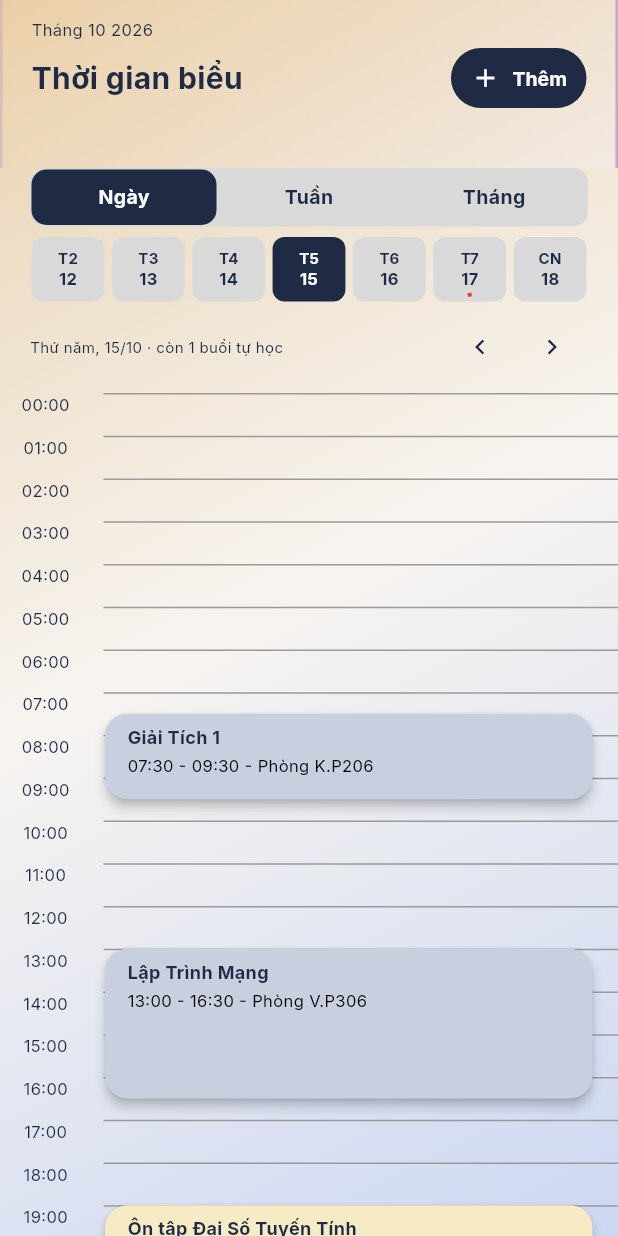
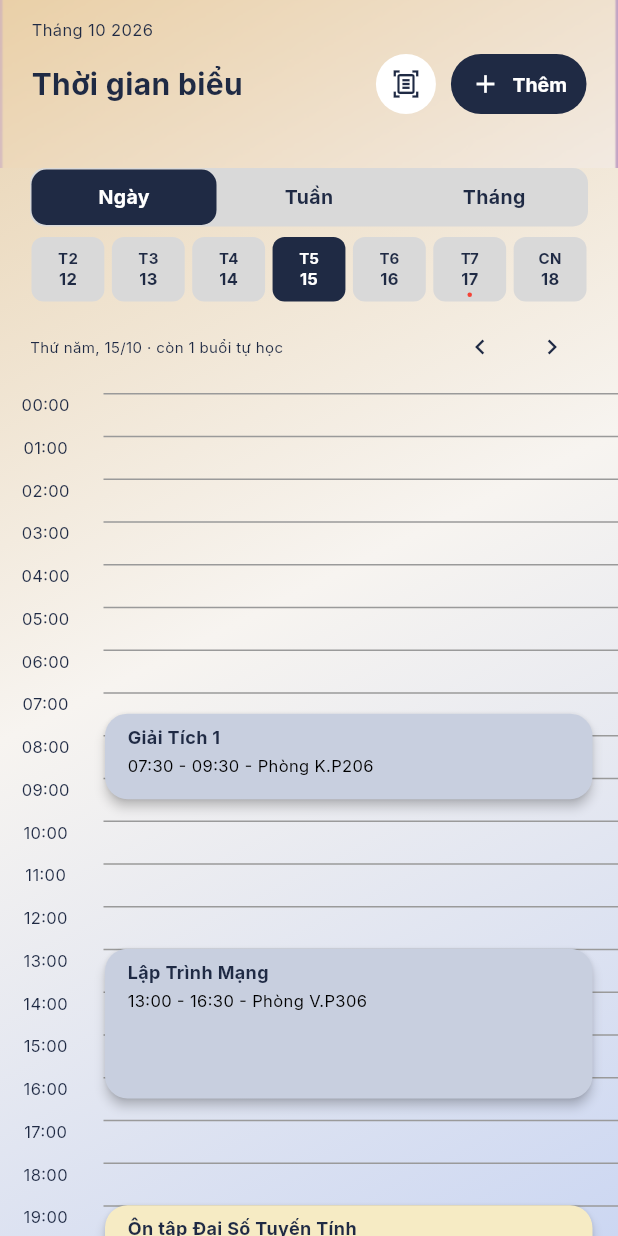
Before and after one commit to Rian-09/vstudy_app_vku, a Flutter app: the CalendarScreen widget shown alone on an empty page, opened directly, on a phone screen of 412 x 824 dp. Run offline on Flutter 3.47's test engine with Material 3 defaults, Android fonts, the phone set to English and light mode, and no system bars; our stand-ins replace connectivity_plus, drift, drift_flutter, flutter_local_notifications, flutter_riverpod, flutter_svg and 4 more; missing offline and left inert: google_mlkit_text_recognition, pdfx; accounts and stored records are empty; generated files the repository leaves out were written again.

Commit message:
feat(schedule): import timetable from OCR

```diff
--- a/lib/features/schedule/presentation/screens/calendar_screen.dart
+++ b/lib/features/schedule/presentation/screens/calendar_screen.dart
@@ -1,8 +1,12 @@
 import 'package:flutter/material.dart';
 import 'package:flutter_riverpod/flutter_riverpod.dart';
+import 'package:image_picker/image_picker.dart';
 
 import 'package:flutter_application_1/features/schedule/data/models/calendar_event.dart';
 import 'package:flutter_application_1/core/widgets/auth_widgets.dart';
+import 'package:flutter_application_1/features/ai_planner/data/datasources/mlkit_ocr_datasource.dart';
+import 'package:flutter_application_1/features/ai_planner/domain/entities/ocr_schedule_draft.dart';
+import 'package:flutter_application_1/features/ai_planner/domain/services/ocr_schedule_parser.dart';
 import 'package:flutter_application_1/features/schedule/presentation/providers/schedule_providers.dart';
 import 'package:flutter_application_1/features/schedule/presentation/widgets/calendar_widgets.dart';
 
@@ -61,6 +65,92 @@ class _CalendarScreenState extends ConsumerState<CalendarScreen> {
         .pushNamed<void>('/calendar/event-detail', arguments: event.id);
   }
 
+  Future<void> _scanTimetable() async {
+    final image = await ImagePicker().pickImage(source: ImageSource.gallery);
+    if (image == null || !mounted) return;
+    try {
+      final ocr = MlKitOcrDataSource();
+      final text = await ocr.recognizeFile(image.path);
+      await ocr.dispose();
+      if (!mounted) return;
+      final drafts = const OcrScheduleParser().parse(text);
+      if (drafts.isEmpty) {
+        _showMessage('Không tìm thấy dòng lịch có ngày và giờ rõ ràng.');
+        return;
+      }
+      final shouldSave = await _confirmOcrDrafts(drafts);
+      if (shouldSave != true || !mounted) return;
+      final controller = ref.read(scheduleControllerProvider.notifier);
+      for (var index = 0; index < drafts.length; index++) {
+        final draft = drafts[index];
+        await controller.add(_toCalendarEvent(draft, index));
+      }
+      if (mounted) _showMessage('Đã thêm ${drafts.length} lịch từ ảnh.');
+    } on UnsupportedError catch (error) {
+      if (mounted) _showMessage(error.message ?? 'OCR chưa hỗ trợ thiết bị này.');
+    } catch (error) {
+      if (mounted) _showMessage('Không thể đọc ảnh: $error');
+    }
+  }
+
+  Future<bool?> _confirmOcrDrafts(List<OcrScheduleDraft> drafts) {
+    return showDialog<bool>(
+      context: context,
+      builder: (context) => AlertDialog(
+        title: const Text('Xác nhận lịch từ ảnh'),
+        content: SizedBox(
+          width: 360,
+          child: ListView.builder(
+            shrinkWrap: true,
+            itemCount: drafts.length,
+            itemBuilder: (context, index) {
+              final draft = drafts[index];
+              return ListTile(
+                dense: true,
+                title: Text(draft.title),
+                subtitle: Text(
+                  '${_formatDateTime(draft.startsAt)} - ${_formatTime(draft.endsAt)}'
+                  '${draft.location.isEmpty ? '' : ' · ${draft.location}'}',
+                ),
+              );
+            },
+          ),
+        ),
+        actions: [
+          TextButton(onPressed: () => Navigator.pop(context, false), child: const Text('Hủy')),
+          FilledButton(onPressed: () => Navigator.pop(context, true), child: const Text('Thêm lịch')),
+        ],
+      ),
+    );
+  }
+
+  CalendarEvent _toCalendarEvent(OcrScheduleDraft draft, int index) => CalendarEvent(
+    id: 'ocr-${DateTime.now().microsecondsSinceEpoch}-$index',
+    title: draft.title,
+    subject: draft.subject,
+    type: CalendarEventType.classSession,
+    format: CalendarEventFormat.inClass,
+    date: DateTime(draft.startsAt.year, draft.startsAt.month, draft.startsAt.day),
+    startTime: TimeOfDay.fromDateTime(draft.startsAt),
+    endTime: TimeOfDay.fromDateTime(draft.endsAt),
+    location: draft.location,
+    note: draft.note,
+    repeat: 'Không lặp lại',
+    reminder: 'Không nhắc',
+    checklist: const [],
+  );
+
+  void _showMessage(String message) {
+    ScaffoldMessenger.of(context).showSnackBar(SnackBar(content: Text(message)));
+  }
+
+  String _formatDateTime(DateTime date) =>
+      '${date.day.toString().padLeft(2, '0')}/'
+      '${date.month.toString().padLeft(2, '0')} ${_formatTime(date)}';
+
+  String _formatTime(DateTime date) =>
+      '${date.hour.toString().padLeft(2, '0')}:${date.minute.toString().padLeft(2, '0')}';
+
   @override
   Widget build(BuildContext context) {
     final scheduleState = ref.watch(scheduleControllerProvider);
@@ -99,6 +189,7 @@ class _CalendarScreenState extends ConsumerState<CalendarScreen> {
                   _CalendarTop(
                     selectedDate: _selectedDate,
                     onAdd: _openAddForm,
+                    onScan: _scanTimetable,
                   ),
                   Padding(
                     padding: const EdgeInsets.symmetric(horizontal: 20),
@@ -355,10 +446,15 @@ class _CalendarScreenState extends ConsumerState<CalendarScreen> {
 */
 
 class _CalendarTop extends StatelessWidget {
-  const _CalendarTop({required this.selectedDate, required this.onAdd});
+  const _CalendarTop({
+    required this.selectedDate,
+    required this.onAdd,
+    required this.onScan,
+  });
 
   final DateTime selectedDate;
   final VoidCallback onAdd;
+  final VoidCallback onScan;
 
   @override
   Widget build(BuildContext context) {
@@ -401,6 +497,18 @@ class _CalendarTop extends StatelessWidget {
                         ),
                       ),
                     ),
+                    Row(
+                      children: [
+                        IconButton(
+                          onPressed: onScan,
+                          tooltip: 'Quét thời khóa biểu',
+                          style: IconButton.styleFrom(
+                            backgroundColor: Colors.white,
+                            foregroundColor: _calendarNavy,
+                          ),
+                          icon: const Icon(Icons.document_scanner_outlined, size: 20),
+                        ),
+                        const SizedBox(width: 6),
                         SizedBox(
                           height: 40,
                           child: FilledButton.icon(
@@ -419,6 +527,8 @@ class _CalendarTop extends StatelessWidget {
                               ),
                             ),
                           ),
+                        ),
+                      ],
                       ),
                   ],
                 ),
```
Lines whose indentation alone changed are shown as unchanged.
